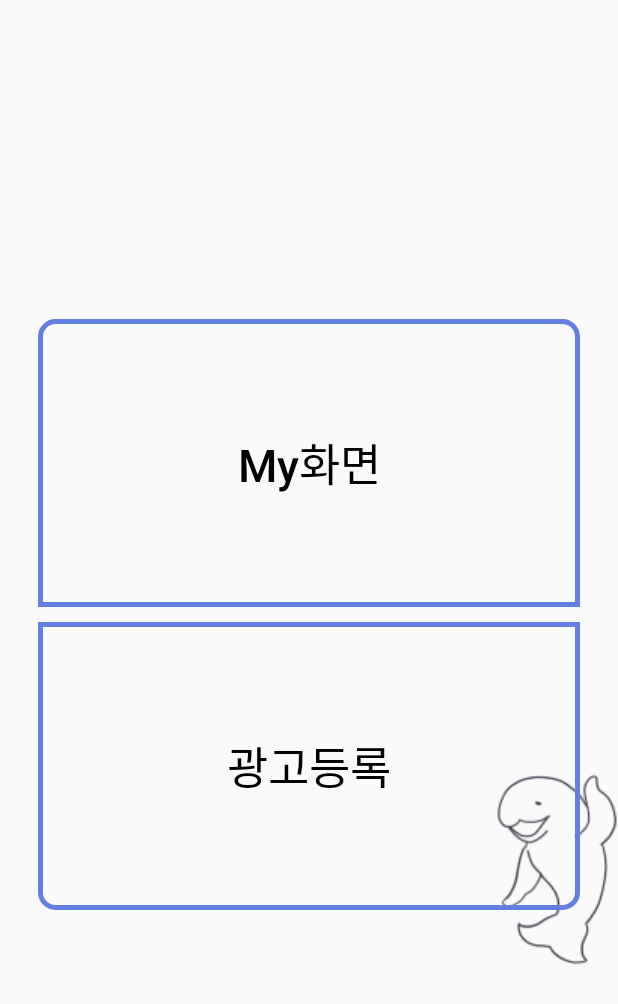
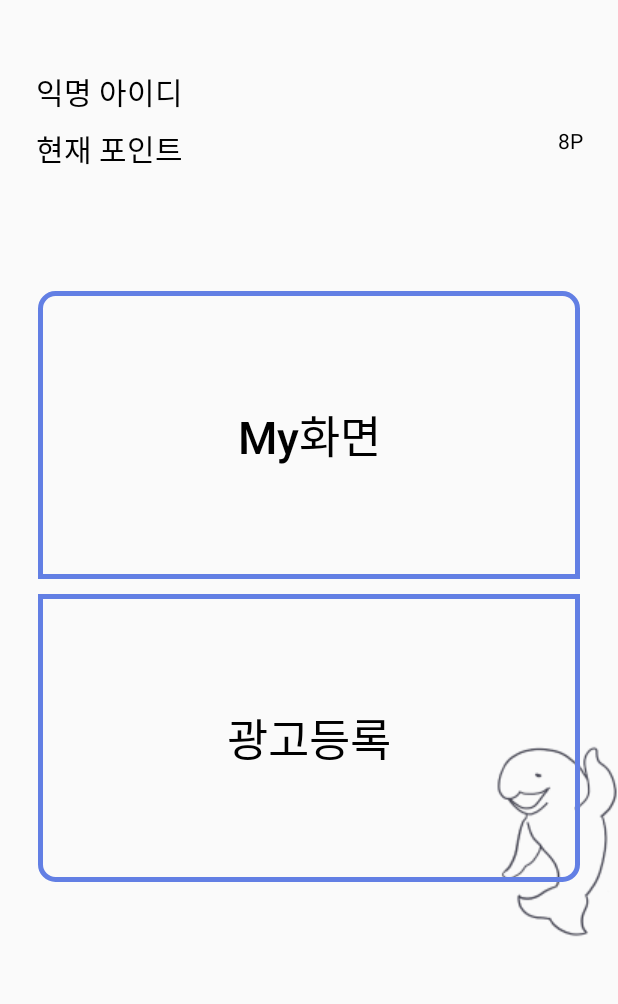
Before and after one commit to Depplication/Diowner_Kotlin, an Android app: the MainActivity screen opened directly, with no data from a screen before it, on a phone screen of 412 x 824 dp. Shown: the top 1004 px of the screen. Run offline under Robolectric (Android 15) with nearby library versions, the phone set to English and light mode, and no system bars.

Commit message:
Main 화면 진행중

```diff
--- a/app/src/main/java/kr/hs/diowner/MainActivity.kt
+++ b/app/src/main/java/kr/hs/diowner/MainActivity.kt
@@ -5,6 +5,7 @@ import androidx.appcompat.app.AppCompatActivity
 import android.os.Bundle
 import android.view.View
 import android.widget.Button
+import android.widget.TextView
 
 class MainActivity : AppCompatActivity(), View.OnClickListener {
     val My_Btn : Button by lazy {
@@ -13,11 +14,19 @@ class MainActivity : AppCompatActivity(), View.OnClickListener {
     val Register_Btn : Button by lazy {
         findViewById(R.id.register)
     }
+    val name : TextView by lazy {
+        findViewById(R.id.name_id)
+    }
+    val nowPoint : TextView by lazy {
+        findViewById(R.id.nowPoint)
+    }
     override fun onCreate(savedInstanceState: Bundle?) {
         super.onCreate(savedInstanceState)
         setContentView(R.layout.activity_main)
 
         settingListener()
+        name.text = "익명 아이디"
+        nowPoint.text = "8P"
     }
     private fun settingListener(){
         My_Btn.setOnClickListener(this)
@@ -31,7 +40,7 @@ class MainActivity : AppCompatActivity(), View.OnClickListener {
                 startActivity(intent)
             }
             Register_Btn -> {
-                val intent = Intent(this, Register_Btn::class.java)
+                val intent = Intent(this, RegisterActivity::class.java)
                 startActivity(intent)
             }
         }
--- a/app/src/main/res/layout/activity_login.xml
+++ b/app/src/main/res/layout/activity_login.xml
@@ -25,7 +25,7 @@
                 app:layout_constraintEnd_toEndOf="parent"
                 app:layout_constraintStart_toStartOf="parent"
                 app:layout_constraintVertical_chainStyle="packed"
-                app:layout_constraintBottom_toTopOf="@id/Arrow_Pw"
+                app:layout_constraintBottom_toTopOf="@id/Id_ET"
                 app:layout_constraintTop_toTopOf="parent" />
 
             <ImageView
--- a/app/src/main/res/layout/activity_main.xml
+++ b/app/src/main/res/layout/activity_main.xml
@@ -5,6 +5,41 @@
     android:layout_width="match_parent"
     android:layout_height="match_parent"
     tools:context=".MainActivity">
+
+    <TextView
+        android:id="@+id/name_id"
+        android:text=""
+        android:textSize="20sp"
+        android:layout_marginTop="46dp"
+        android:layout_marginStart="24dp"
+        tools:text="아이디"
+        android:textColor="@color/black"
+        app:layout_constraintStart_toStartOf="parent"
+        app:layout_constraintTop_toTopOf="parent"
+        android:layout_width="wrap_content"
+        android:layout_height="wrap_content"/>
+    <TextView
+        android:id="@+id/tv_point"
+        android:text="현재 포인트"
+        android:textSize="20dp"
+        app:layout_constraintHorizontal_chainStyle="packed"
+        android:layout_marginTop="8dp"
+        android:textColor="@color/black"
+        app:layout_constraintStart_toStartOf="@id/name_id"
+        app:layout_constraintTop_toBottomOf="@id/name_id"
+        android:layout_width="wrap_content"
+        android:layout_height="wrap_content"/>
+    <TextView
+        android:id="@+id/nowPoint"
+        android:text=""
+        tools:text="5P"
+        android:textColor="@color/black"
+        android:layout_marginStart="128dp"
+        android:layout_marginEnd="23dp"
+        app:layout_constraintEnd_toEndOf="parent"
+        app:layout_constraintTop_toTopOf="@id/tv_point"
+        android:layout_width="wrap_content"
+        android:layout_height="wrap_content"/>
 
     <Button
         android:id="@+id/my_btn"
@@ -19,10 +54,11 @@
         android:textSize="30sp"
         app:layout_constraintBottom_toBottomOf="parent"
         app:layout_constraintEnd_toEndOf="parent"
-        app:layout_constraintHorizontal_bias="1.0"
+        app:layout_constraintHorizontal_bias="0.0"
+        app:layout_constraintHorizontal_chainStyle="packed"
         app:layout_constraintStart_toStartOf="parent"
         app:layout_constraintTop_toTopOf="parent"
-        app:layout_constraintVertical_bias="0.337"
+        app:layout_constraintVertical_bias="0.307"
         app:layout_constraintVertical_chainStyle="packed" />
 
     <FrameLayout
```
